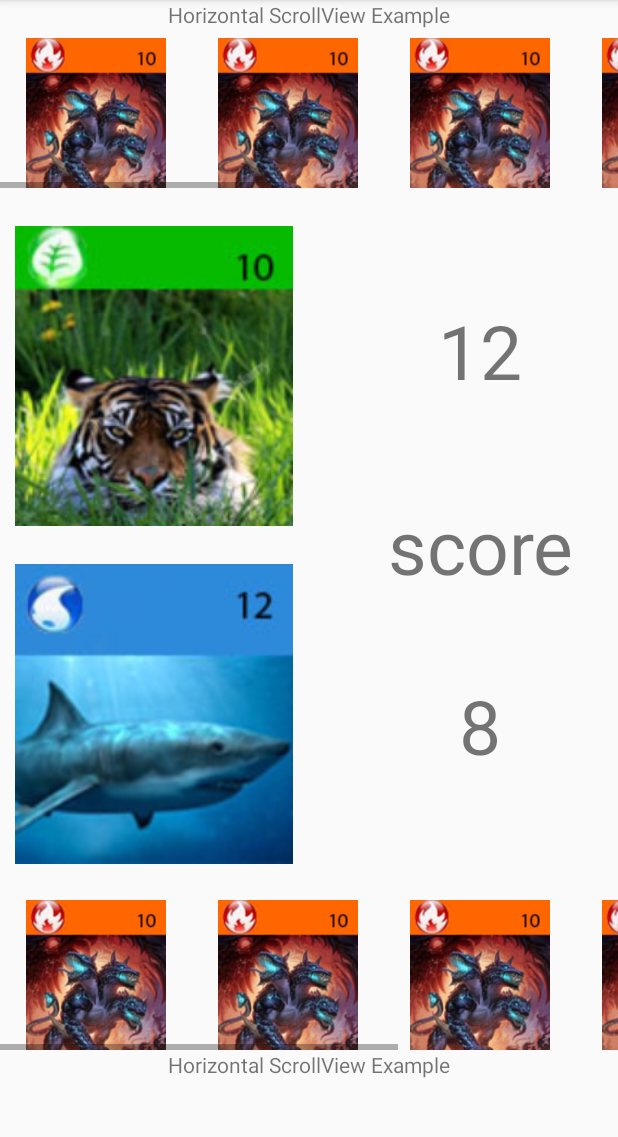
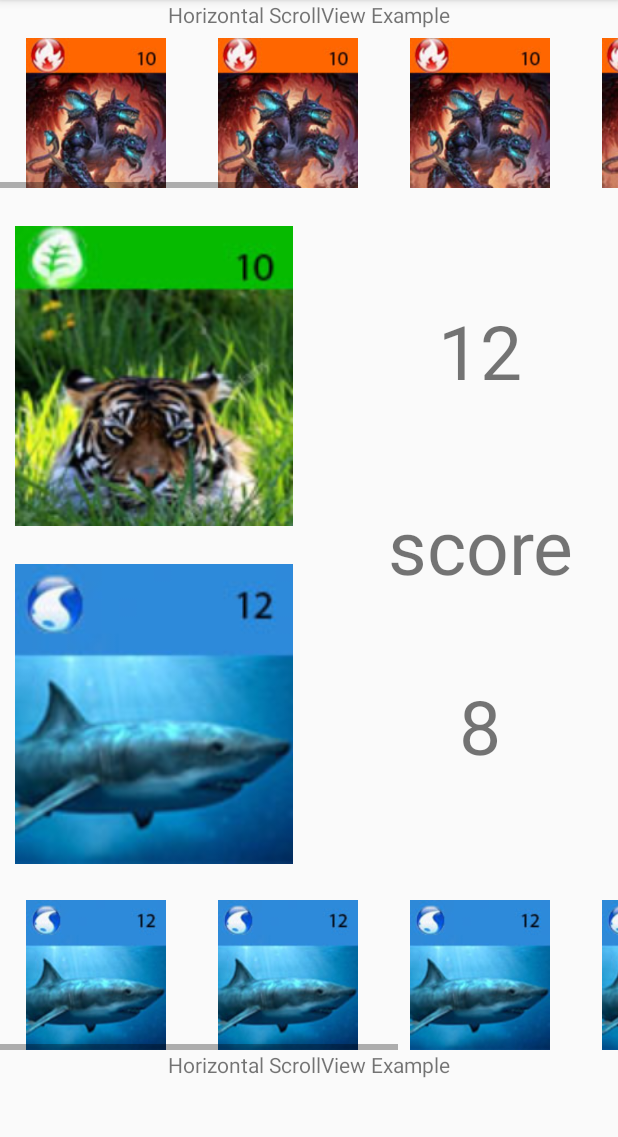
Before and after one commit to mihaikrisan/ElementsBattle, an Android app: the WelcomePage screen opened directly, with no data from a screen before it, on a phone screen of 412 x 824 dp, the part 84-1221 px from its top. Run offline under Robolectric (Android 15) with nearby library versions, the phone set to English and light mode, and no system bars; our stand-ins replace Firebase (no records; nobody signed in at launch, a user with empty details on screens opened directly).

Commit message:
reparat chestii

```diff
--- a/gamev10/app/src/main/java/com/example/myapplication/Karten.java
+++ b/gamev10/app/src/main/java/com/example/myapplication/Karten.java
@@ -2,7 +2,7 @@ package com.example.myapplication;
 
 public enum Karten {
     Cerberus(10, "Fire", "cerberus10.jpg"),
-    Charmander(7,"Fire","charmander7.jpg.jpg"),
+    Charmander(7,"Fire","charmander7.jpg"),
     Deathwing(12,"Fire","deathwing12.jpg"),
     Dolphin(10,"Water","delfinu10.jpg"),
     Fox(5,"Grass","fox5.jpg"),
--- a/gamev10/app/src/main/java/com/example/myapplication/WelcomePage.java
+++ b/gamev10/app/src/main/java/com/example/myapplication/WelcomePage.java
@@ -10,6 +10,7 @@ import android.graphics.BitmapFactory;
 import android.graphics.drawable.Drawable;
 import android.net.Uri;
 import android.os.Bundle;
+import android.util.Log;
 import android.widget.ImageView;
 import android.widget.Toast;
 
@@ -21,6 +22,7 @@ import com.google.firebase.storage.StorageReference;
 
 import java.io.File;
 import java.io.InputStream;
+import java.util.ArrayList;
 import java.util.Random;
 
 
@@ -29,6 +31,53 @@ public class WelcomePage extends AppCompatActivity {
     public int getRandomNumber() {
         Random random = new Random();
         return random.nextInt(9);
+    }
+
+    public void setCardImage(ImageView image){
+        Karten card = Karten.values()[getRandomNumber()];
+        Log.d("TAG", card.getPath());
+        switch (card.getPath()){
+            case "cerberus10.jpg":
+                image.setImageResource(R.drawable.cerberus10);
+                break;
+            case "charmander7.jpg":
+                image.setImageResource(R.drawable.charmander7);
+                break;
+            case "deathwing12.jpg":
+                image.setImageResource(R.drawable.deathwing12);
+                break;
+            case "delfinu10.jpg":
+                image.setImageResource(R.drawable.delfinu10);
+                break;
+            case "fox5.jpg":
+                image.setImageResource(R.drawable.fox5);
+                break;
+            case "gorilla12.jpg":
+                image.setImageResource(R.drawable.gorilla12);
+                break;
+            case "penguin6.jpg":
+                image.setImageResource(R.drawable.penguin6);
+                break;
+            case "rechin12.jpg":
+                image.setImageResource(R.drawable.rechin12);
+                break;
+            case "tiger10.jpg":
+                image.setImageResource(R.drawable.tiger10);
+                break;
+        }
+
+    }
+
+    public ArrayList<ImageView> getPlayerDeck(){
+        ArrayList<ImageView> playerCards = new ArrayList<ImageView>();
+
+        playerCards.add((ImageView) findViewById(R.id.lowercard3));
+        playerCards.add((ImageView) findViewById(R.id.lowercard4));
+        playerCards.add((ImageView) findViewById(R.id.lowercard5));
+        playerCards.add((ImageView) findViewById(R.id.lowercard6));
+        playerCards.add((ImageView) findViewById(R.id.lowercard7));
+
+        return playerCards;
     }
 
     @Override
@@ -40,7 +89,12 @@ public class WelcomePage extends AppCompatActivity {
         String username = intent.getStringExtra("USER_NAME");
         Toast.makeText(WelcomePage.this, "Welcome " + username, Toast.LENGTH_SHORT).show();
 
-
+        ArrayList<ImageView> playerCards = getPlayerDeck();
+        System.out.println("---------------------------------------------------------------------");
+        for(int i = 0; i < playerCards.size(); i++){
+            ImageView card = playerCards.get(i);
+            setCardImage(card);
+        }
 
     }
 }
```
Also changed, not shown: gamev10/app/src/main/res/layout/activity_welcome_page.xml (+4 -4 lines).
